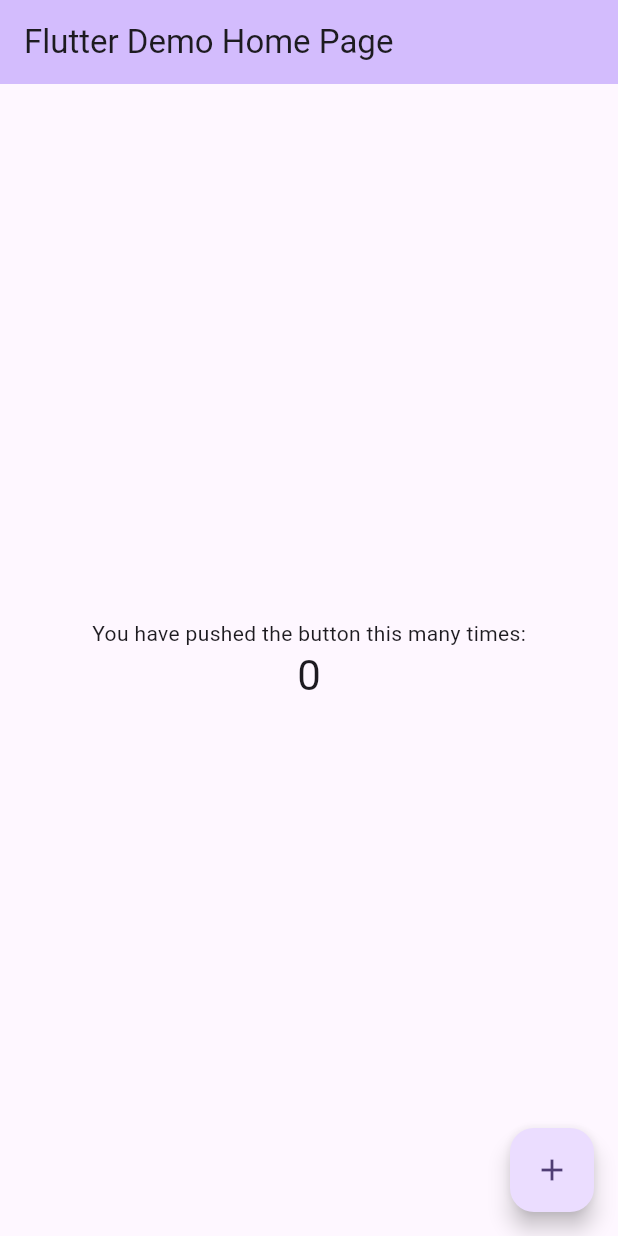
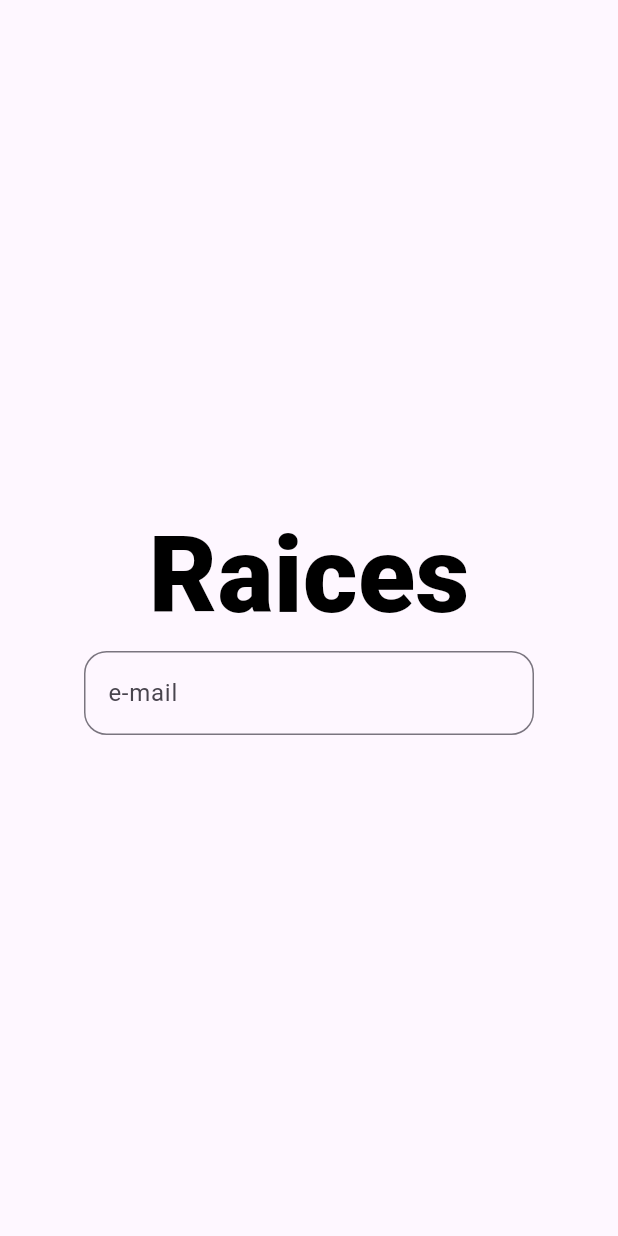
Before and after one commit to NappyNexus/raices, a Flutter app: the screen it shows after launch, on a phone screen of 412 x 824 dp. Run offline on Flutter 3.47's test engine with Material 3 defaults, Android fonts, the phone set to English and light mode, and no system bars; our stand-ins replace google_fonts; Roboto replaces fonts that are missing (playwriteHU).

Commit message:
made directories structure and working on the login page

```diff
--- /dev/null
+++ b/lib/Dashboard/Presentation/Pages/login.dart
@@ -0,0 +1,43 @@
+import 'package:flutter/material.dart';
+import 'package:google_fonts/google_fonts.dart';
+
+class LogInScreen extends StatelessWidget {
+  const LogInScreen({super.key});
+
+  @override
+  Widget build(BuildContext context) {
+    return Scaffold(
+      body: Center(
+        child: Column(
+          mainAxisAlignment: MainAxisAlignment.center,
+          children: [
+            Text(
+              'Raices',
+              style: GoogleFonts.playpenSans(
+                fontSize: 70,
+                color: Colors.black,
+                fontWeight: FontWeight.w900,
+              ),
+            ),
+            const SizedBox(
+              width: 300,
+              child: TextField(
+                decoration: InputDecoration(
+                  hintText: "e-mail",
+                  hintStyle: TextStyle(
+                    fontFamily: 'playwriteHU',
+                  ),
+                  border: OutlineInputBorder(
+                    borderRadius: BorderRadius.all(
+                      Radius.circular(15),
+                    ),
+                  ),
+                ),
+              ),
+            ),
+          ],
+        ),
+      ),
+    );
+  }
+}
--- a/lib/main.dart
+++ b/lib/main.dart
@@ -1,4 +1,5 @@
 import 'package:flutter/material.dart';
+import 'package:raices/Dashboard/Presentation/Pages/login.dart';
 
 void main() {
   runApp(const MyApp());
@@ -7,119 +8,15 @@
 class MyApp extends StatelessWidget {
   const MyApp({super.key});
 
-  // This widget is the root of your application.
   @override
   Widget build(BuildContext context) {
     return MaterialApp(
-      title: 'Flutter Demo',
-      theme: ThemeData(
-        // This is the theme of your application.
-        //
-        // TRY THIS: Try running your application with "flutter run". You'll see
-        // the application has a purple toolbar. Then, without quitting the app,
-        // try changing the seedColor in the colorScheme below to Colors.green
-        // and then invoke "hot reload" (save your changes or press the "hot
-        // reload" button in a Flutter-supported IDE, or press "r" if you used
-        // the command line to start the app).
-        //
-        // Notice that the counter didn't reset back to zero; the application
-        // state is not lost during the reload. To reset the state, use hot
-        // restart instead.
-        //
-        // This works for code too, not just values: Most code changes can be
-        // tested with just a hot reload.
-        colorScheme: ColorScheme.fromSeed(seedColor: Colors.deepPurple),
-        useMaterial3: true,
-      ),
-      home: const MyHomePage(title: 'Flutter Demo Home Page'),
-    );
+        debugShowCheckedModeBanner: false,
+        title: 'Flutter Demo',
+        theme: ThemeData(
+          colorScheme: ColorScheme.fromSeed(seedColor: Colors.deepPurple),
+          useMaterial3: true,
+        ),
+        home: const LogInScreen());
   }
 }
-
-class MyHomePage extends StatefulWidget {
-  const MyHomePage({super.key, required this.title});
-
-  // This widget is the home page of your application. It is stateful, meaning
-  // that it has a State object (defined below) that contains fields that affect
-  // how it looks.
-
-  // This class is the configuration for the state. It holds the values (in this
-  // case the title) provided by the parent (in this case the App widget) and
-  // used by the build method of the State. Fields in a Widget subclass are
-  // always marked "final".
-
-  final String title;
-
-  @override
-  State<MyHomePage> createState() => _MyHomePageState();
-}
-
-class _MyHomePageState extends State<MyHomePage> {
-  int _counter = 0;
-
-  void _incrementCounter() {
-    setState(() {
-      // This call to setState tells the Flutter framework that something has
-      // changed in this State, which causes it to rerun the build method below
-      // so that the display can reflect the updated values. If we changed
-      // _counter without calling setState(), then the build method would not be
-      // called again, and so nothing would appear to happen.
-      _counter++;
-    });
-  }
-
-  @override
-  Widget build(BuildContext context) {
-    // This method is rerun every time setState is called, for instance as done
-    // by the _incrementCounter method above.
-    //
-    // The Flutter framework has been optimized to make rerunning build methods
-    // fast, so that you can just rebuild anything that needs updating rather
-    // than having to individually change instances of widgets.
-    return Scaffold(
-      appBar: AppBar(
-        // TRY THIS: Try changing the color here to a specific color (to
-        // Colors.amber, perhaps?) and trigger a hot reload to see the AppBar
-        // change color while the other colors stay the same.
-        backgroundColor: Theme.of(context).colorScheme.inversePrimary,
-        // Here we take the value from the MyHomePage object that was created by
-        // the App.build method, and use it to set our appbar title.
-        title: Text(widget.title),
-      ),
-      body: Center(
-        // Center is a layout widget. It takes a single child and positions it
-        // in the middle of the parent.
-        child: Column(
-          // Column is also a layout widget. It takes a list of children and
-          // arranges them vertically. By default, it sizes itself to fit its
-          // children horizontally, and tries to be as tall as its parent.
-          //
-          // Column has various properties to control how it sizes itself and
-          // how it positions its children. Here we use mainAxisAlignment to
-          // center the children vertically; the main axis here is the vertical
-          // axis because Columns are vertical (the cross axis would be
-          // horizontal).
-          //
-          // TRY THIS: Invoke "debug painting" (choose the "Toggle Debug Paint"
-          // action in the IDE, or press "p" in the console), to see the
-          // wireframe for each widget.
-          mainAxisAlignment: MainAxisAlignment.center,
-          children: <Widget>[
-            const Text(
-              'You have pushed the button this many times:',
-            ),
-            Text(
-              '$_counter',
-              style: Theme.of(context).textTheme.headlineMedium,
-            ),
-          ],
-        ),
-      ),
-      floatingActionButton: FloatingActionButton(
-        onPressed: _incrementCounter,
-        tooltip: 'Increment',
-        child: const Icon(Icons.add),
-      ), // This trailing comma makes auto-formatting nicer for build methods.
-    );
-  }
-}
```
Also changed, not shown: pubspec.yaml (+5 -2 lines), pubspec.lock, 1 other file.
